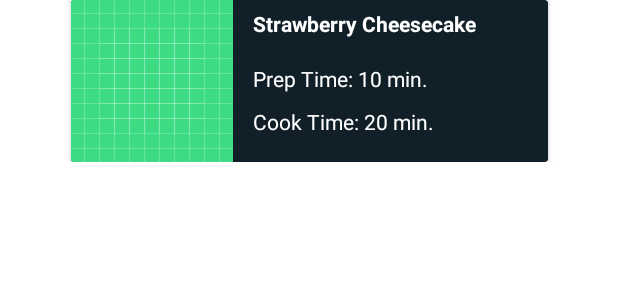
After one commit to BenD150/CookBook, an Android app: the layout recycler_view_row.xml on its own in the app's theme, with its tools: preview values and no code run, on a phone screen of 412 x 824 dp. The commit adds this screen. Shown: the top 300 px of the screen. Run offline under Robolectric (Android 15) with nearby library versions, the phone set to English and light mode, and no system bars.

Commit message:
started work on RecyclerView

```diff
--- /dev/null
+++ b/app/src/main/res/layout/recycler_view_row.xml
@@ -0,0 +1,63 @@
+<?xml version="1.0" encoding="utf-8"?>
+<androidx.constraintlayout.widget.ConstraintLayout xmlns:android="http://schemas.android.com/apk/res/android"
+    xmlns:app="http://schemas.android.com/apk/res-auto"
+    xmlns:tools="http://schemas.android.com/tools"
+    android:layout_width="match_parent"
+    android:layout_height="wrap_content">
+
+    <androidx.cardview.widget.CardView
+        android:layout_width="318dp"
+        android:layout_height="wrap_content"
+        app:cardBackgroundColor="@color/myBlue"
+        app:layout_constraintBottom_toBottomOf="parent"
+        app:layout_constraintEnd_toEndOf="parent"
+        app:layout_constraintStart_toStartOf="parent"
+        app:layout_constraintTop_toTopOf="parent" >
+
+        <androidx.constraintlayout.widget.ConstraintLayout
+            android:layout_width="match_parent"
+            android:layout_height="match_parent">
+
+            <ImageView
+                android:id="@+id/recipeImage"
+                android:layout_width="wrap_content"
+                android:layout_height="wrap_content"
+                app:layout_constraintStart_toStartOf="parent"
+                app:layout_constraintTop_toTopOf="parent"
+                app:srcCompat="@drawable/ic_launcher_background" />
+
+            <TextView
+                android:id="@+id/boldRName"
+                android:layout_width="wrap_content"
+                android:layout_height="wrap_content"
+                android:layout_marginStart="13dp"
+                android:layout_marginTop="6dp"
+                android:text="Strawberry Cheesecake"
+                android:textColor="@color/white"
+                android:textStyle="bold"
+                app:layout_constraintStart_toEndOf="@+id/recipeImage"
+                app:layout_constraintTop_toTopOf="parent" />
+
+            <TextView
+                android:id="@+id/rPrepTime"
+                android:layout_width="wrap_content"
+                android:layout_height="wrap_content"
+                android:layout_marginBottom="9dp"
+                android:text="Prep Time: 10 min."
+                android:textColor="@color/white"
+                app:layout_constraintBottom_toTopOf="@+id/rCookTime"
+                app:layout_constraintStart_toStartOf="@+id/rCookTime" />
+
+            <TextView
+                android:id="@+id/rCookTime"
+                android:layout_width="wrap_content"
+                android:layout_height="wrap_content"
+                android:layout_marginStart="13dp"
+                android:layout_marginBottom="17dp"
+                android:text="Cook Time: 20 min."
+                android:textColor="@color/white"
+                app:layout_constraintBottom_toBottomOf="parent"
+                app:layout_constraintStart_toEndOf="@+id/recipeImage" />
+        </androidx.constraintlayout.widget.ConstraintLayout>
+    </androidx.cardview.widget.CardView>
+</androidx.constraintlayout.widget.ConstraintLayout>
--- a/app/src/main/res/values/colors.xml
+++ b/app/src/main/res/values/colors.xml
@@ -7,4 +7,6 @@
     <color name="teal_700">#FF018786</color>
     <color name="black">#FF000000</color>
     <color name="white">#FFFFFFFF</color>
+
+    <color name="myBlue">#111f28</color>
 </resources>
```
Also changed, not shown: app/src/main/java/com/example/cookbook/RecipeModel.java (added, +32 -0 lines), app/src/main/java/com/example/cookbook/Recipe_RecyclerViewAdapter.java (added, +71 -0 lines), app/src/main/java/com/example/cookbook/SavedFragment.java (+32 -0 lines), app/src/main/res/layout/fragment_saved.xml (+9 -0 lines), app/src/main/res/values/strings.xml (+46 -0 lines).
